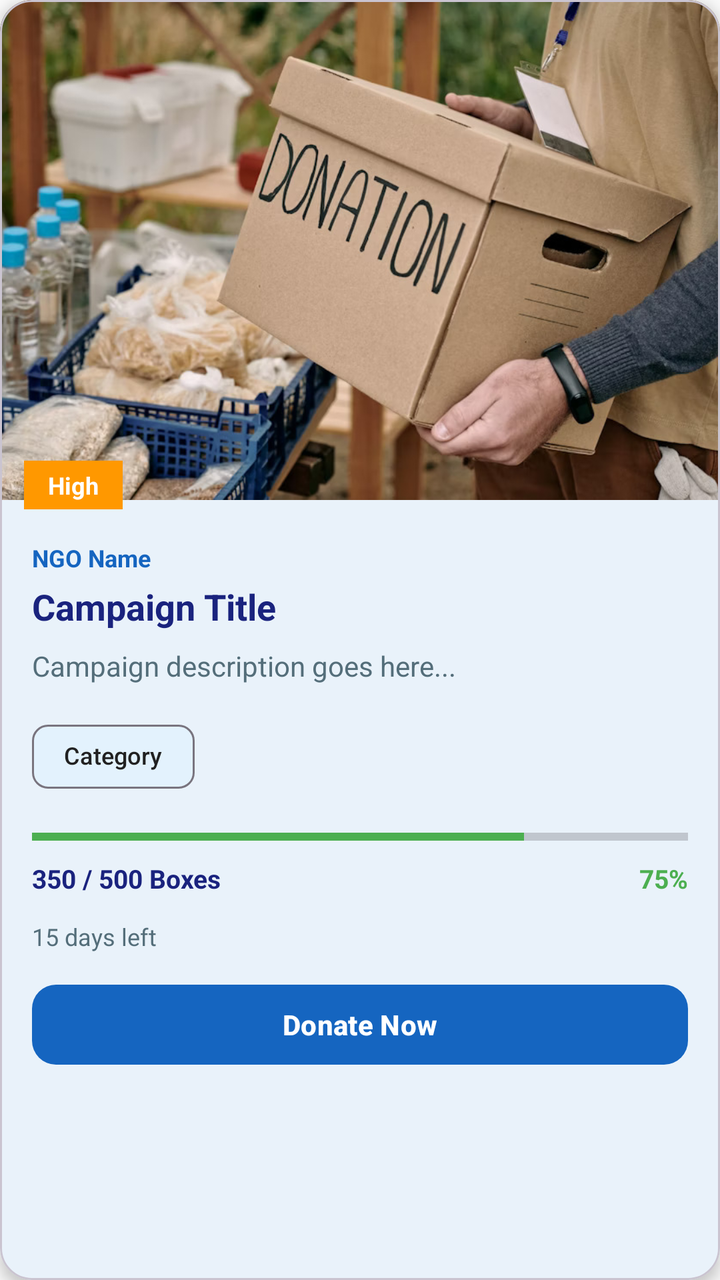
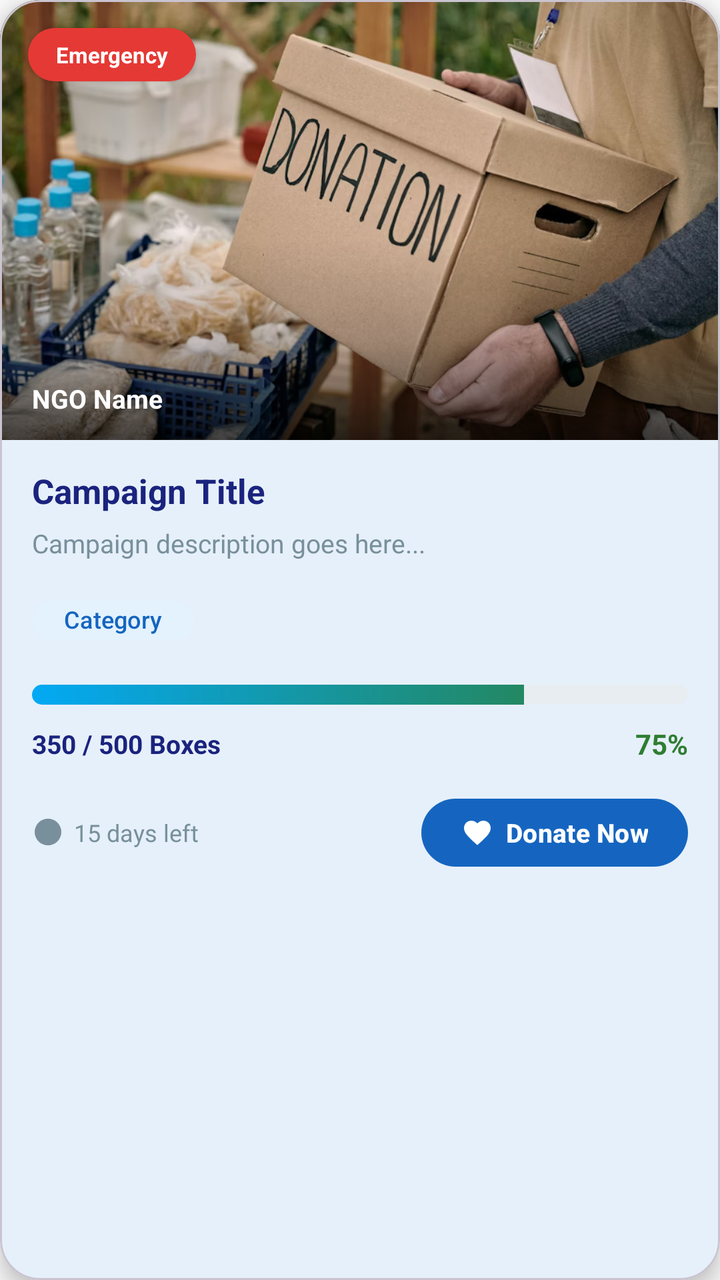

The first picture is an Android layout as it rendered before a commit; the second is the same layout after the commit. The layout source and the unified diff follow.
<!-- AndroidManifest.xml: application theme Theme.GiveEase -->
<!-- res/layout/item_campaign.xml -->
<?xml version="1.0" encoding="utf-8"?>
<com.google.android.material.card.MaterialCardView xmlns:android="http://schemas.android.com/apk/res/android"
    xmlns:app="http://schemas.android.com/apk/res-auto"
    android:layout_width="match_parent"
    android:layout_height="wrap_content"
    android:layout_margin="8dp"
    app:cardCornerRadius="16dp"
    app:cardElevation="4dp"
    app:cardBackgroundColor="@android:color/white">

    <LinearLayout
        android:layout_width="match_parent"
        android:layout_height="wrap_content"
        android:orientation="vertical">

        
        <ImageView
            android:id="@+id/imgCampaign"
            android:layout_width="match_parent"
            android:layout_height="250dp"
            android:scaleType="centerCrop"
            android:src="@drawable/sample_compaign1" />

        
        <TextView
            android:id="@+id/tvUrgency"
            android:layout_width="wrap_content"
            android:layout_height="wrap_content"
            android:text="High"
            android:textSize="12sp"
            android:textStyle="bold"
            android:textColor="@android:color/white"
            android:paddingHorizontal="12dp"
            android:paddingVertical="4dp"
            android:layout_marginStart="12dp"
            android:layout_marginTop="-20dp"
            android:background="#FF9800" />

        
        <LinearLayout
            android:layout_width="match_parent"
            android:layout_height="wrap_content"
            android:orientation="vertical"
            android:padding="16dp">

            
            <TextView
                android:id="@+id/tvNgoName"
                android:layout_width="wrap_content"
                android:layout_height="wrap_content"
                android:text="NGO Name"
                android:textSize="12sp"
                android:textColor="#1565C0"
                android:textStyle="bold"
                android:layout_marginBottom="4dp" />

            
            <TextView
                android:id="@+id/tvCampaignTitle"
                android:layout_width="match_parent"
                android:layout_height="wrap_content"
                android:text="Campaign Title"
                android:textSize="18sp"
                android:textStyle="bold"
                android:textColor="#1A237E"
                android:maxLines="2"
                android:ellipsize="end"
                android:layout_marginBottom="8dp" />

            
            <TextView
                android:id="@+id/tvCampaignDesc"
                android:layout_width="match_parent"
                android:layout_height="wrap_content"
                android:text="Campaign description goes here..."
                android:textSize="14sp"
                android:textColor="#546E7A"
                android:maxLines="2"
                android:ellipsize="end"
                android:layout_marginBottom="12dp" />

            
            <com.google.android.material.chip.Chip
                android:id="@+id/tvCategory"
                android:layout_width="wrap_content"
                android:layout_height="wrap_content"
                android:text="Category"
                android:textSize="12sp"
                app:chipBackgroundColor="#E3F2FD"
                android:layout_marginBottom="12dp" />

            
            <ProgressBar
                android:id="@+id/progressBar"
                android:layout_width="match_parent"
                android:layout_height="8dp"
                android:progress="75"
                android:max="100"
                style="?android:attr/progressBarStyleHorizontal"
                android:progressTint="#4CAF50"
                android:layout_marginBottom="8dp" />

            
            <LinearLayout
                android:layout_width="match_parent"
                android:layout_height="wrap_content"
                android:orientation="horizontal"
                android:layout_marginBottom="12dp">

                <TextView
                    android:id="@+id/tvQuantity"
                    android:layout_width="0dp"
                    android:layout_height="wrap_content"
                    android:layout_weight="1"
                    android:text="350 / 500 Boxes"
                    android:textSize="13sp"
                    android:textStyle="bold"
                    android:textColor="#1A237E" />

                <TextView
                    android:id="@+id/tvProgress"
                    android:layout_width="wrap_content"
                    android:layout_height="wrap_content"
                    android:text="75%"
                    android:textSize="13sp"
                    android:textStyle="bold"
                    android:textColor="#4CAF50" />
            </LinearLayout>

            
            <TextView
                android:id="@+id/tvDaysLeft"
                android:layout_width="wrap_content"
                android:layout_height="wrap_content"
                android:text="15 days left"
                android:textSize="12sp"
                android:textColor="#546E7A"
                android:layout_marginBottom="12dp" />

            
            <com.google.android.material.button.MaterialButton
                android:id="@+id/btnDonate"
                android:layout_width="match_parent"
                android:layout_height="wrap_content"
                android:text="Donate Now"
                android:textSize="14sp"
                android:textStyle="bold"
                app:cornerRadius="12dp"
                app:backgroundTint="#1565C0" />

        </LinearLayout>
    </LinearLayout>
</com.google.android.material.card.MaterialCardView>
<!-- resources referenced by this layout -->
<resources>
  <!-- drawable sample_compaign1: jpg bitmap (drawable, 145844 bytes) -->
  <style name="Theme.GiveEase" parent="Theme.Material3.Light.NoActionBar">
          
          <item name="colorPrimary">@color/primary_blue</item>
          <item name="colorOnPrimary">@color/white</item>
          <item name="colorSecondary">@color/teal_200</item>
          <item name="colorOnSecondary">@color/black</item>
  
          
          <item name="android:windowBackground">@color/background</item>
          <item name="colorSurface">@color/surface</item>
          <item name="colorOnSurface">@color/onSurface</item>
          <item name="colorOnBackground">@color/onBackground</item>
  
          
          <item name="android:statusBarColor" tools:targetApi="l">?attr/colorPrimary</item>
  
      </style>
  <color name="primary_blue">#1976D2</color>
  <color name="white">#FFFFFFFF</color>
  <color name="teal_200">#FF03DAC5</color>
  <color name="black">#FF000000</color>
  <color name="background">#FAFAFA</color>
  <color name="surface">#FFFFFF</color>
  <color name="onSurface">#212121</color>
  <color name="onBackground">#212121</color>
</resources>

<!-- the commit's change to res/layout/item_campaign.xml (unified diff, before → after) -->
@@ -4,8 +4,11 @@
     android:layout_width="match_parent"
     android:layout_height="wrap_content"
     android:layout_margin="8dp"
-    app:cardCornerRadius="16dp"
-    app:cardElevation="4dp"
+    android:foreground="?attr/selectableItemBackground"
+    android:clickable="true"
+    android:focusable="true"
+    app:cardCornerRadius="20dp"
+    app:cardElevation="6dp"
     app:cardBackgroundColor="@android:color/white">
 
     <LinearLayout
@@ -14,45 +17,64 @@
         android:orientation="vertical">
 
         
-        <ImageView
-            android:id="@+id/imgCampaign"
+        <FrameLayout
             android:layout_width="match_parent"
-            android:layout_height="250dp"
-            android:scaleType="centerCrop"
-            android:src="@drawable/sample_compaign1" />
-
-        
-        <TextView
-            android:id="@+id/tvUrgency"
-            android:layout_width="wrap_content"
-            android:layout_height="wrap_content"
-            android:text="High"
-            android:textSize="12sp"
-            android:textStyle="bold"
-            android:textColor="@android:color/white"
-            android:paddingHorizontal="12dp"
-            android:paddingVertical="4dp"
-            android:layout_marginStart="12dp"
-            android:layout_marginTop="-20dp"
-            android:background="#FF9800" />
+            android:layout_height="220dp">
+
+            <ImageView
+                android:id="@+id/imgCampaign"
+                android:layout_width="match_parent"
+                android:layout_height="match_parent"
+                android:scaleType="centerCrop"
+                android:src="@drawable/sample_compaign1" />
+
+            
+            <View
+                android:layout_width="match_parent"
+                android:layout_height="100dp"
+                android:layout_gravity="bottom"
+                android:background="@drawable/gradient_image_overlay" />
+
+            
+            <TextView
+                android:id="@+id/tvUrgency"
+                android:layout_width="wrap_content"
+                android:layout_height="wrap_content"
+                android:text="Emergency"
+                android:textSize="11sp"
+                android:textStyle="bold"
+                android:textColor="@android:color/white"
+                android:paddingHorizontal="14dp"
+                android:paddingVertical="6dp"
+                android:layout_margin="14dp"
+                android:layout_gravity="top|start"
+                android:background="@drawable/urgency_badge_bg_emergency"
+                android:elevation="2dp" />
+
+            
+            <TextView
+                android:id="@+id/tvNgoName"
+                android:layout_width="wrap_content"
+                android:layout_height="wrap_content"
+                android:text="NGO Name"
+                android:textSize="13sp"
+                android:textStyle="bold"
+                android:textColor="@android:color/white"
+                android:layout_gravity="bottom|start"
+                android:layout_marginStart="16dp"
+                android:layout_marginBottom="12dp"
+                android:drawablePadding="6dp"
+                android:elevation="2dp" />
+        </FrameLayout>
 
         
         <LinearLayout
             android:layout_width="match_parent"
             android:layout_height="wrap_content"
             android:orientation="vertical"
-            android:padding="16dp">
-
-            
-            <TextView
-                android:id="@+id/tvNgoName"
-                android:layout_width="wrap_content"
-                android:layout_height="wrap_content"
-                android:text="NGO Name"
-                android:textSize="12sp"
-                android:textColor="#1565C0"
-                android:textStyle="bold"
-                android:layout_marginBottom="4dp" />
+            android:paddingHorizontal="16dp"
+            android:paddingTop="14dp"
+            android:paddingBottom="16dp">
 
             
             <TextView
@@ -60,12 +82,13 @@
                 android:layout_width="match_parent"
                 android:layout_height="wrap_content"
                 android:text="Campaign Title"
-                android:textSize="18sp"
+                android:textSize="17sp"
                 android:textStyle="bold"
                 android:textColor="#1A237E"
                 android:maxLines="2"
                 android:ellipsize="end"
-                android:layout_marginBottom="8dp" />
+                android:lineSpacingExtra="2dp"
+                android:layout_marginBottom="6dp" />
 
             
             <TextView
@@ -73,39 +96,44 @@
                 android:layout_width="match_parent"
                 android:layout_height="wrap_content"
                 android:text="Campaign description goes here..."
-                android:textSize="14sp"
-                android:textColor="#546E7A"
+                android:textSize="13sp"
+                android:textColor="#78909C"
                 android:maxLines="2"
                 android:ellipsize="end"
+                android:lineSpacingExtra="2dp"
                 android:layout_marginBottom="12dp" />
 
             
             <com.google.android.material.chip.Chip
                 android:id="@+id/tvCategory"
                 android:layout_width="wrap_content"
-                android:layout_height="wrap_content"
+                android:layout_height="36dp"
                 android:text="Category"
                 android:textSize="12sp"
+                android:textColor="#1565C0"
                 app:chipBackgroundColor="#E3F2FD"
-                android:layout_marginBottom="12dp" />
+                app:chipCornerRadius="18dp"
+                app:chipStrokeWidth="0dp"
+                android:layout_marginBottom="14dp" />
 
             
             <ProgressBar
                 android:id="@+id/progressBar"
                 android:layout_width="match_parent"
-                android:layout_height="8dp"
+                android:layout_height="10dp"
                 android:progress="75"
                 android:max="100"
                 style="?android:attr/progressBarStyleHorizontal"
-                android:progressTint="#4CAF50"
-                android:layout_marginBottom="8dp" />
+                android:progressDrawable="@drawable/rounded_progress_bar"
+                android:layout_marginBottom="10dp" />
 
             
             <LinearLayout
                 android:layout_width="match_parent"
                 android:layout_height="wrap_content"
                 android:orientation="horizontal"
-                android:layout_marginBottom="12dp">
+                android:gravity="center_vertical"
+                android:layout_marginBottom="14dp">
 
                 <TextView
                     android:id="@+id/tvQuantity"
@@ -122,32 +150,58 @@
                     android:layout_width="wrap_content"
                     android:layout_height="wrap_content"
                     android:text="75%"
+                    android:textSize="14sp"
+                    android:textStyle="bold"
+                    android:textColor="#2E7D32" />
+            </LinearLayout>
+
+            
+            <LinearLayout
+                android:layout_width="match_parent"
+                android:layout_height="wrap_content"
+                android:orientation="horizontal"
+                android:gravity="center_vertical">
+
+                
+                <LinearLayout
+                    android:layout_width="0dp"
+                    android:layout_weight="1"
+                    android:layout_height="wrap_content"
+                    android:orientation="horizontal"
+                    android:gravity="center_vertical">
+
+                    <ImageView
+                        android:layout_width="16dp"
+                        android:layout_height="16dp"
+                        android:src="@drawable/ic_access_time"
+                        app:tint="#78909C"
+                        android:layout_marginEnd="5dp" />
+
+                    <TextView
+                        android:id="@+id/tvDaysLeft"
+                        android:layout_width="wrap_content"
+                        android:layout_height="wrap_content"
+                        android:text="15 days left"
+                        android:textSize="12sp"
+                        android:textColor="#78909C" />
+                </LinearLayout>
+
+                
+                <com.google.android.material.button.MaterialButton
+                    android:id="@+id/btnDonate"
+                    android:layout_width="wrap_content"
+                    android:layout_height="42dp"
+                    android:text="Donate Now"
                     android:textSize="13sp"
                     android:textStyle="bold"
-                    android:textColor="#4CAF50" />
+                    app:cornerRadius="21dp"
+                    app:backgroundTint="#1565C0"
+                    android:paddingHorizontal="20dp"
+                    app:icon="@drawable/ic_heart1"
+                    app:iconSize="16dp"
+                    app:iconPadding="6dp"
+                    app:iconTint="@android:color/white" />
             </LinearLayout>
-
-            
-            <TextView
-                android:id="@+id/tvDaysLeft"
-                android:layout_width="wrap_content"
-                android:layout_height="wrap_content"
-                android:text="15 days left"
-                android:textSize="12sp"
-                android:textColor="#546E7A"
-                android:layout_marginBottom="12dp" />
-
-            
-            <com.google.android.material.button.MaterialButton
-                android:id="@+id/btnDonate"
-                android:layout_width="match_parent"
-                android:layout_height="wrap_content"
-                android:text="Donate Now"
-                android:textSize="14sp"
-                android:textStyle="bold"
-                app:cornerRadius="12dp"
-                app:backgroundTint="#1565C0" />
-
         </LinearLayout>
     </LinearLayout>
 </com.google.android.material.card.MaterialCardView>
<!-- resource entries referenced after the edit -->
@@ -1,6 +1,67 @@
 <!-- resources referenced by this layout -->
 <resources>
+  <!-- drawable gradient_image_overlay (drawable) -->
+  <?xml version="1.0" encoding="utf-8"?>
+  <shape xmlns:android="http://schemas.android.com/apk/res/android"
+      android:shape="rectangle">
+      <gradient
+          android:angle="90"
+          android:startColor="#B3000000"
+          android:centerColor="#33000000"
+          android:endColor="#00000000"
+          android:type="linear" />
+  </shape>
+  <!-- drawable ic_access_time (drawable) -->
+  <vector xmlns:android="http://schemas.android.com/apk/res/android"
+      android:width="24dp"
+      android:height="24dp"
+      android:viewportWidth="24.0"
+      android:viewportHeight="24.0">
+      <path
+          android:fillColor="#FF000000"
+          android:pathData="M12,2A10,10 0 1,0 22,12A10,10 0 0,0 12,2Z"/>
+  </vector>
+  <!-- drawable ic_heart1 (drawable) -->
+  <vector xmlns:android="http://schemas.android.com/apk/res/android"
+      android:width="24dp"
+      android:height="24dp"
+      android:viewportWidth="24"
+      android:viewportHeight="24">
+      <path
+          android:fillColor="#FF000000"
+          android:pathData="M12,21.35l-1.45,-1.32C5.4,15.36 2,12.28 2,8.5 2,5.42 4.42,3 7.5,3c1.74,0 3.41,0.81 4.5,2.09C13.09,3.81 14.76,3 16.5,3 19.58,3 22,5.42 22,8.5c0,3.78 -3.4,6.86 -8.55,11.54L12,21.35z"/>
+  </vector>
+  <!-- drawable rounded_progress_bar (drawable) -->
+  <?xml version="1.0" encoding="utf-8"?>
+  <layer-list xmlns:android="http://schemas.android.com/apk/res/android">
+      
+      <item android:id="@android:id/background">
+          <shape android:shape="rectangle">
+              <corners android:radius="20dp" />
+              <solid android:color="#E8EDF2" />
+          </shape>
+      </item>
+      
+      <item android:id="@android:id/progress">
+          <clip>
+              <shape android:shape="rectangle">
+                  <corners android:radius="20dp" />
+                  <gradient
+                      android:startColor="@color/secondary"
+                      android:endColor="#2E7D32"
+                      android:angle="0" />
+              </shape>
+          </clip>
+      </item>
+  </layer-list>
   <!-- drawable sample_compaign1: jpg bitmap (drawable, 145844 bytes) -->
+  <!-- drawable urgency_badge_bg_emergency (drawable) -->
+  <?xml version="1.0" encoding="utf-8"?>
+  <shape xmlns:android="http://schemas.android.com/apk/res/android"
+      android:shape="rectangle">
+      <solid android:color="#FFE53935" />
+      <corners android:radius="20dp" />
+  </shape>
   <style name="Theme.GiveEase" parent="Theme.Material3.Light.NoActionBar">
           
           <item name="colorPrimary">@color/primary_blue</item>
@@ -18,6 +79,7 @@
           <item name="android:statusBarColor" tools:targetApi="l">?attr/colorPrimary</item>
   
       </style>
+  <color name="secondary">#03A9F4</color>
   <color name="primary_blue">#1976D2</color>
   <color name="white">#FFFFFFFF</color>
   <color name="teal_200">#FF03DAC5</color>
